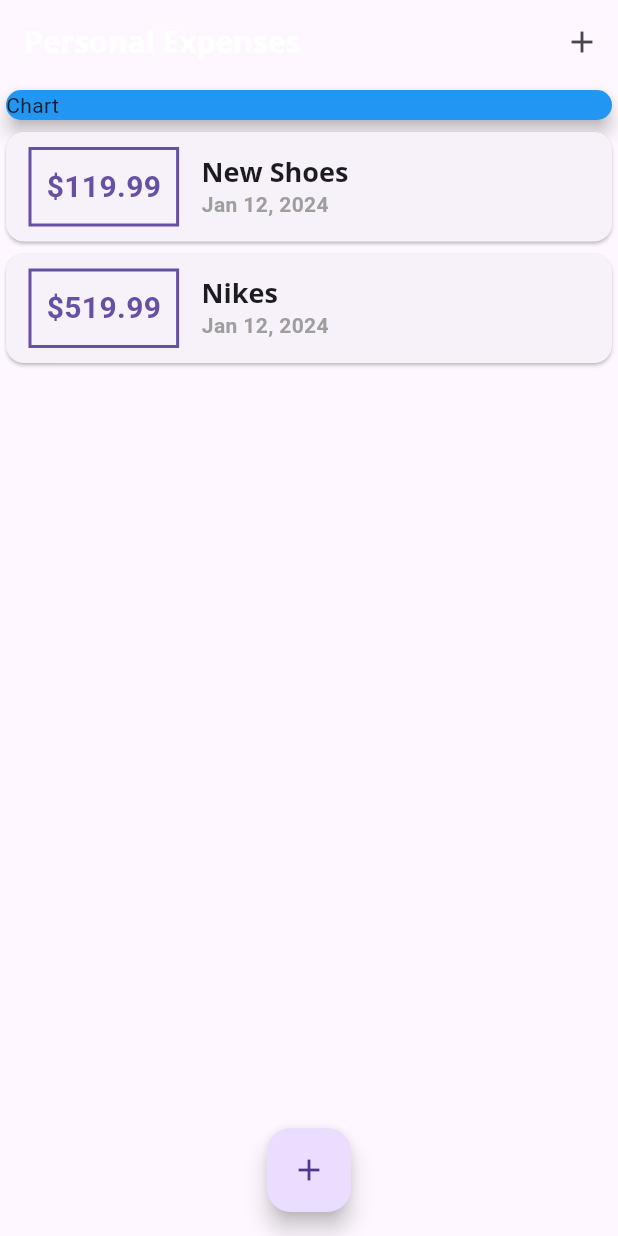
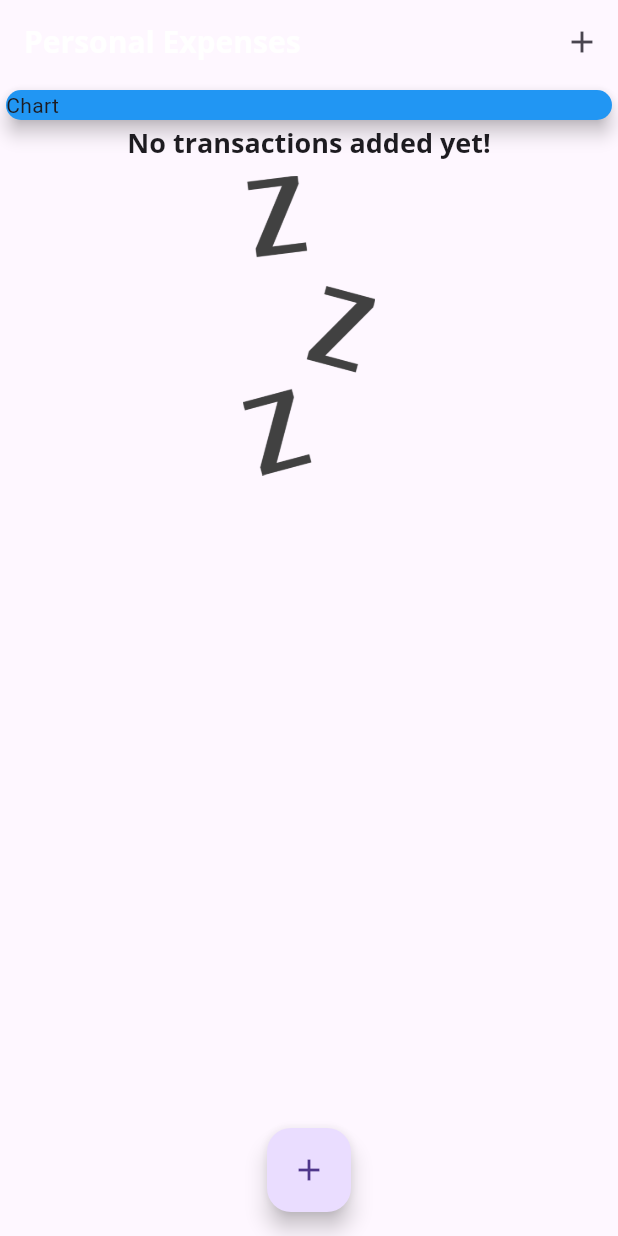
Before and after one commit to kmayatwal/expense_planner, a Flutter app: the screen it shows after launch, on a phone screen of 412 x 824 dp. Run offline on Flutter 3.47's test engine with Material 3 defaults, Android fonts, the phone set to English and light mode, and no system bars.

Commit message:
Added images and used sizedbox for spacing

```diff
--- a/lib/main.dart
+++ b/lib/main.dart
@@ -43,18 +43,18 @@ class MyHomePage extends StatefulWidget {
 
 class _MyHomePageState extends State<MyHomePage> {
   final List<Transaction> _userTransaction = [
-    Transaction(
-      id: 't1',
-      title: 'New Shoes',
-      amount: 119.99,
-      date: DateTime.now(),
-    ),
-    Transaction(
-      id: 't2',
-      title: 'Nikes',
-      amount: 519.99,
-      date: DateTime.now(),
-    ),
+    // Transaction(
+    //   id: 't1',
+    //   title: 'New Shoes',
+    //   amount: 119.99,
+    //   date: DateTime.now(),
+    // ),
+    // Transaction(
+    //   id: 't2',
+    //   title: 'Nikes',
+    //   amount: 519.99,
+    //   date: DateTime.now(),
+    // ),
   ];
 
   void _addTransaction(String txTitle, double txAmount) {
--- a/lib/widgets/transaction_list.dart
+++ b/lib/widgets/transaction_list.dart
@@ -12,7 +12,26 @@ class TransactionList extends StatelessWidget {
   Widget build(BuildContext context) {
     return Container(
       height: 300,
-      child: ListView.builder(
+      child: transactions.isEmpty
+          ? Column(
+              children: <Widget>[
+                Text(
+                  'No transactions added yet!',
+                  style: Theme.of(context).textTheme.headline6,
+                ),
+                SizedBox(
+                  height: 10,
+                ),
+                Container(
+                  height: 200,
+                  child: Image.asset(
+                    'assets/images/waiting.png',
+                    fit: BoxFit.cover,
+                  ),
+                ),
+              ],
+            )
+          : ListView.builder(
               itemBuilder: (ctx, index) {
                 {
                   return Card(
@@ -47,9 +66,11 @@ class TransactionList extends StatelessWidget {
                               style: Theme.of(context).textTheme.headline6,
                             ),
                             Text(
-                        DateFormat.yMMMd().format(transactions[index].date),
+                              DateFormat.yMMMd()
+                                  .format(transactions[index].date),
                               style: TextStyle(
-                            color: Colors.grey, fontWeight: FontWeight.bold),
+                                  color: Colors.grey,
+                                  fontWeight: FontWeight.bold),
                             ),
                           ],
                         )
--- a/pubspec.yaml
+++ b/pubspec.yaml
@@ -42,8 +42,8 @@ flutter:
   uses-material-design: true
 
   # To add assets to your application, add an assets section, like this:
-  # assets:
-  #  - images/a_dot_burr.jpeg
+  assets:
+   - assets/images/waiting.png
   #  - images/a_dot_ham.jpeg
 
   # An image asset can refer to one or more resolution-specific "variants", see
```
Also changed, not shown: assets/images/waiting.png (added). Lines whose indentation alone changed are shown as unchanged.
